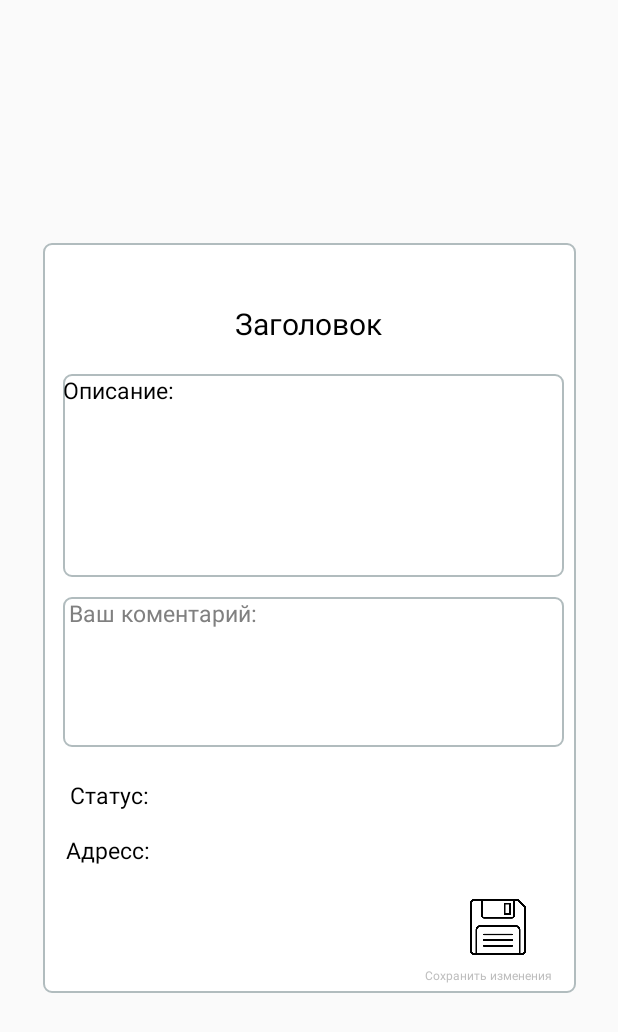
After one commit to drdolgosheev/MonitoringUrbanProblemsFinal, an Android app: the layout activity_moderator_comment_frame.xml on its own in the app's theme, with its tools: preview values and no code run, on a phone screen of 412 x 824 dp. The commit adds this screen. Shown: the top 1032 px of the screen. Run offline under Robolectric (Android 15) with nearby library versions, the phone set to English and light mode, and no system bars.

Commit message:
without moderator, small feature added

```diff
--- a/app/src/main/java/com/example/monitoringurbanproblems/Problem.java
+++ b/app/src/main/java/com/example/monitoringurbanproblems/Problem.java
@@ -113,7 +113,7 @@ public class Problem {
             return "На рассмотрении";
         }
         else if (State == 2){
-            return "Просмотрено";
+            return "Проверена";
         }
         else if (State == 3){
             return "Проверена";
--- a/app/src/main/java/com/example/monitoringurbanproblems/ui/dashboard/MapFragment.java
+++ b/app/src/main/java/com/example/monitoringurbanproblems/ui/dashboard/MapFragment.java
@@ -153,7 +153,8 @@ public class MapFragment extends Fragment implements OnMapReadyCallback {
                                 .position(probPos)
                                 .title(cur_prob.getName())
                                 .draggable(false)
-                                .icon(BitmapDescriptorFactory.fromBitmap(icon_x)));
+                                .icon(BitmapDescriptorFactory.fromBitmap(icon_x)))
+                                .setSnippet(cur_prob.getDescription());
                     }
                 }
             }
--- a/app/src/main/java/com/example/monitoringurbanproblems/ui/home/RecycleViewAdapter.java
+++ b/app/src/main/java/com/example/monitoringurbanproblems/ui/home/RecycleViewAdapter.java
@@ -95,6 +95,7 @@ public class RecycleViewAdapter extends RecyclerView.Adapter<RecycleViewAdapter.
             public void onClick(View v) {
                 Intent intent = new Intent(mContext, problemCard.class);
                 intent.putExtra("position", position);
+                intent.putExtra("user", true);
                 mContext.startActivity(intent);
 //                Toast.makeText(mContext,"Статус: " + Problem.getStatus(mStatus.get(position)), Toast.LENGTH_LONG).show();
             }
--- /dev/null
+++ b/app/src/main/res/layout/activity_moderator_comment_frame.xml
@@ -0,0 +1,130 @@
+<?xml version="1.0" encoding="utf-8"?>
+<androidx.constraintlayout.widget.ConstraintLayout xmlns:android="http://schemas.android.com/apk/res/android"
+    xmlns:app="http://schemas.android.com/apk/res-auto"
+    xmlns:tools="http://schemas.android.com/tools"
+    android:layout_width="match_parent"
+    android:layout_height="match_parent"
+    android:theme="@android:style/Theme.Dialog"
+    tools:context=".ModeratorCommentFrame">
+
+    <androidx.constraintlayout.widget.ConstraintLayout
+        android:id="@+id/prob_name_header_commentFrame"
+        android:layout_width="355dp"
+        android:layout_height="500dp"
+        android:background="@drawable/round_corner_slim"
+        app:layout_constraintBottom_toBottomOf="parent"
+        app:layout_constraintEnd_toEndOf="parent"
+        app:layout_constraintStart_toStartOf="parent"
+        app:layout_constraintTop_toTopOf="parent">
+
+        <TextView
+            android:id="@+id/header_text_card_commentFrame"
+            android:layout_width="wrap_content"
+            android:layout_height="wrap_content"
+            android:layout_marginTop="40dp"
+            android:text="Заголовок"
+            android:textColor="#000"
+            android:textSize="20sp"
+            app:layout_constraintEnd_toEndOf="parent"
+            app:layout_constraintHorizontal_bias="0.498"
+            app:layout_constraintStart_toStartOf="parent"
+            app:layout_constraintTop_toTopOf="parent" />
+
+        <EditText
+            android:id="@+id/prob_desc_card_commentFrame"
+            android:layout_width="334dp"
+            android:layout_height="135dp"
+            android:layout_marginTop="20dp"
+            android:background="@drawable/round_corner_slim"
+            android:ems="10"
+            android:gravity="start|top"
+            android:hint=" Описание:"
+            android:inputType="textMultiLine"
+            android:text=" Описание:"
+            android:textColor="#000"
+            android:textSize="15sp"
+            app:layout_constraintEnd_toEndOf="parent"
+            app:layout_constraintHorizontal_bias="0.619"
+            app:layout_constraintStart_toStartOf="parent"
+            app:layout_constraintTop_toBottomOf="@+id/header_text_card_commentFrame"
+            tools:text="Описание:" />
+
+        <TextView
+            android:id="@+id/status_card_text_commentFrame"
+            android:layout_width="wrap_content"
+            android:layout_height="wrap_content"
+            android:layout_marginLeft="15dp"
+            android:layout_marginTop="21dp"
+            android:text="Статус: "
+            android:textColor="#000"
+            android:textSize="15sp"
+            app:layout_constraintEnd_toEndOf="parent"
+            app:layout_constraintHorizontal_bias="0.009"
+            app:layout_constraintStart_toStartOf="parent"
+            app:layout_constraintTop_toBottomOf="@+id/coment_card_commentFrame" />
+
+        <EditText
+            android:id="@+id/coment_card_commentFrame"
+            android:layout_width="334dp"
+            android:layout_height="100dp"
+            android:layout_marginTop="15dp"
+            android:layout_marginBottom="164dp"
+            android:background="@drawable/round_corner_slim"
+            android:ems="10"
+            android:gravity="start|top"
+            android:hint=" Ваш коментарий:"
+            android:inputType="textMultiLine"
+            android:textColor="#000"
+            android:textSize="15sp"
+            app:layout_constraintBottom_toBottomOf="parent"
+            app:layout_constraintEnd_toEndOf="parent"
+            app:layout_constraintHorizontal_bias="0.619"
+            app:layout_constraintStart_toStartOf="parent"
+            app:layout_constraintTop_toBottomOf="@+id/prob_desc_card"
+            app:layout_constraintVertical_bias="0.068" />
+
+        <TextView
+            android:id="@+id/adress_commentFrame"
+            android:layout_width="wrap_content"
+            android:layout_height="wrap_content"
+            android:layout_marginLeft="15dp"
+            android:layout_marginTop="15dp"
+            android:layout_marginBottom="80dp"
+            android:text="Адресс: "
+            android:textColor="#000"
+            android:textSize="15sp"
+            app:layout_constraintBottom_toBottomOf="parent"
+            app:layout_constraintEnd_toEndOf="parent"
+            app:layout_constraintHorizontal_bias="0.0"
+            app:layout_constraintStart_toStartOf="parent"
+            app:layout_constraintTop_toBottomOf="@+id/status_card_text_commentFrame"
+            app:layout_constraintVertical_bias="0.0" />
+
+        <ImageView
+            android:id="@+id/save_commentFrame"
+            android:layout_width="40dp"
+            android:layout_height="40dp"
+            android:layout_marginBottom="24dp"
+            app:layout_constraintBottom_toBottomOf="parent"
+            app:layout_constraintEnd_toEndOf="parent"
+            app:layout_constraintHorizontal_bias="0.898"
+            app:layout_constraintStart_toStartOf="parent"
+            app:srcCompat="@drawable/save" />
+
+        <TextView
+            android:id="@+id/save_text_commentFrame"
+            android:layout_width="wrap_content"
+            android:layout_height="wrap_content"
+            android:layout_marginBottom="2dp"
+            android:text="Сохранить изменения"
+            android:textSize="8sp"
+            app:layout_constraintBottom_toBottomOf="parent"
+            app:layout_constraintEnd_toEndOf="parent"
+            app:layout_constraintHorizontal_bias="0.94"
+            app:layout_constraintStart_toStartOf="parent"
+            app:layout_constraintTop_toBottomOf="@+id/save_commentFrame"
+            app:layout_constraintVertical_bias="0.636" />
+
+    </androidx.constraintlayout.widget.ConstraintLayout>
+
+</androidx.constraintlayout.widget.ConstraintLayout>
```
Also changed, not shown: app/src/main/AndroidManifest.xml (+13 -9 lines), app/src/main/java/com/example/monitoringurbanproblems/ModeratorCommentFrame.java (added, +120 -0 lines), app/src/main/java/com/example/monitoringurbanproblems/RecycleViewAdapterModerator.java (+19 -2 lines), app/src/main/java/com/example/monitoringurbanproblems/problemCard.java (+18 -3 lines), app/src/main/res/layout/activity_problem_card.xml (+8 -5 lines), app/src/main/res/layout/recycle_wiev_moderator.xml (+4 -4 lines), app/src/main/res/drawable-v24/save.png (added).
